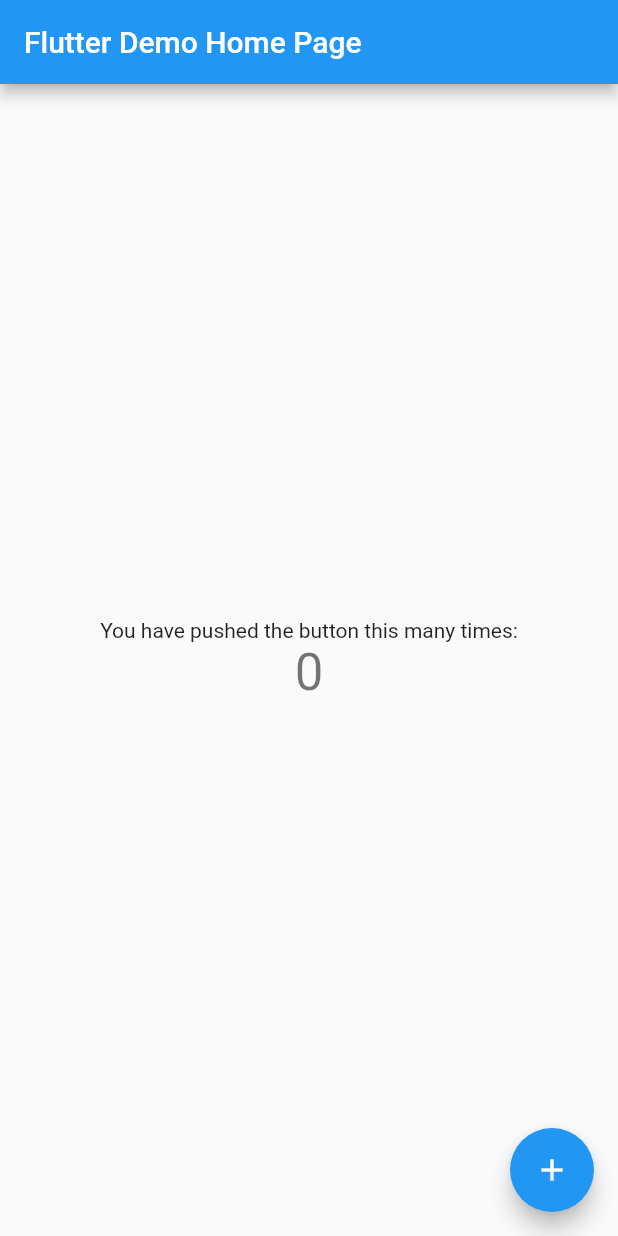
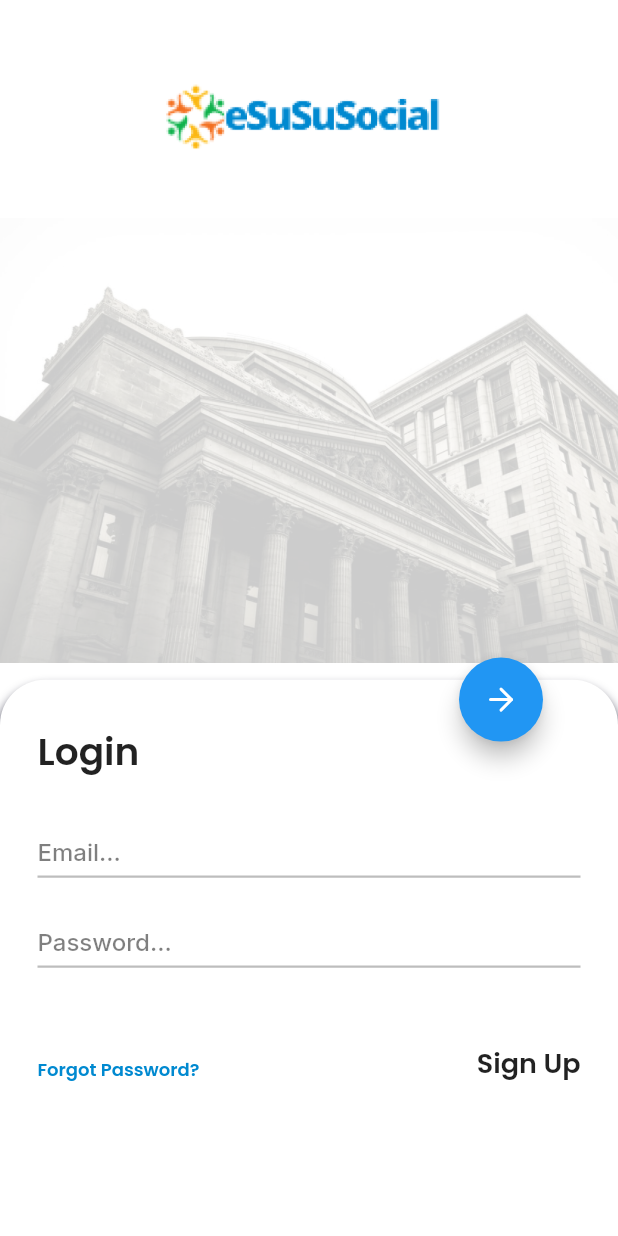
Before and after one commit to sachin-dahal/Flutter-Projects, a Flutter app: the screen it shows after launch, on a phone screen of 412 x 824 dp. Run offline on Flutter 3.47's test engine with Material 2 defaults, Android fonts, the phone set to English and light mode, and no system bars; our stand-ins replace contained_tab_bar_view, flutter_feather_icons, font_awesome_flutter, get, google_fonts, intl_phone_field; missing offline and left inert: fdottedline, solid_bottom_sheet.

Commit message:
auth ui done

```diff
--- /dev/null
+++ b/esusu_social/lib/common/kTextField.dart
@@ -0,0 +1,35 @@
+import 'package:esusu_social/theme/colors.dart';
+import 'package:flutter/material.dart';
+import 'package:google_fonts/google_fonts.dart';
+
+class KTextField extends StatelessWidget {
+  final TextEditingController controller;
+  final String hintText;
+
+  KTextField({
+    this.controller,
+    @required this.hintText,
+  });
+
+  @override
+  Widget build(BuildContext context) {
+    return TextField(
+      controller: controller,
+      style: GoogleFonts.inter(textStyle: TextStyle(color: kTextColor1)),
+      decoration: InputDecoration(
+        hintText: hintText,
+        hintStyle: GoogleFonts.inter(
+            textStyle: TextStyle(
+                color: kTextColor1.withOpacity(0.5),
+                fontSize: 16.0,
+                fontWeight: FontWeight.w500)),
+        isDense: true,
+        focusedBorder: UnderlineInputBorder(
+            borderSide:
+                BorderSide(color: kPrimaryColor.withOpacity(0.7), width: 2.0)),
+        enabledBorder: UnderlineInputBorder(
+            borderSide: BorderSide(color: Colors.grey[400], width: 1.5)),
+      ),
+    );
+  }
+}
--- /dev/null
+++ b/esusu_social/lib/common/styles.dart
@@ -0,0 +1,5 @@
+import 'package:flutter/widgets.dart';
+import 'package:google_fonts/google_fonts.dart';
+
+final TextStyle kAuthTitleTextStyle = GoogleFonts.poppins(
+    textStyle: TextStyle(fontSize: 25.0, fontWeight: FontWeight.w600));
--- a/esusu_social/lib/main.dart
+++ b/esusu_social/lib/main.dart
@@ -1,113 +1,21 @@
+import 'package:esusu_social/theme/colors.dart';
 import 'package:flutter/material.dart';
+import 'package:get/get_navigation/get_navigation.dart';
 
-void main() {
-  runApp(MyApp());
-}
+import 'modules/presentation/login/view/login_page.dart';
 
-class MyApp extends StatelessWidget {
-  // This widget is the root of your application.
+void main() => runApp(ESusuSocial());
+
+class ESusuSocial extends StatelessWidget {
   @override
   Widget build(BuildContext context) {
-    return MaterialApp(
-      title: 'Flutter Demo',
+    return GetMaterialApp(
+      debugShowCheckedModeBanner: false,
+      title: "eSuSuSocial",
       theme: ThemeData(
-        // This is the theme of your application.
-        //
-        // Try running your application with "flutter run". You'll see the
-        // application has a blue toolbar. Then, without quitting the app, try
-        // changing the primarySwatch below to Colors.green and then invoke
-        // "hot reload" (press "r" in the console where you ran "flutter run",
-        // or simply save your changes to "hot reload" in a Flutter IDE).
-        // Notice that the counter didn't reset back to zero; the application
-        // is not restarted.
-        primarySwatch: Colors.blue,
-      ),
-      home: MyHomePage(title: 'Flutter Demo Home Page'),
+          primaryColor: kPrimaryColor,
+          scaffoldBackgroundColor: kBackgroundColor1),
+      home: LoginPage(),
     );
   }
 }
-
-class MyHomePage extends StatefulWidget {
-  MyHomePage({Key key, this.title}) : super(key: key);
-
-  // This widget is the home page of your application. It is stateful, meaning
-  // that it has a State object (defined below) that contains fields that affect
-  // how it looks.
-
-  // This class is the configuration for the state. It holds the values (in this
-  // case the title) provided by the parent (in this case the App widget) and
-  // used by the build method of the State. Fields in a Widget subclass are
-  // always marked "final".
-
-  final String title;
-
-  @override
-  _MyHomePageState createState() => _MyHomePageState();
-}
-
-class _MyHomePageState extends State<MyHomePage> {
-  int _counter = 0;
-
-  void _incrementCounter() {
-    setState(() {
-      // This call to setState tells the Flutter framework that something has
-      // changed in this State, which causes it to rerun the build method below
-      // so that the display can reflect the updated values. If we changed
-      // _counter without calling setState(), then the build method would not be
-      // called again, and so nothing would appear to happen.
-      _counter++;
-    });
-  }
-
-  @override
-  Widget build(BuildContext context) {
-    // This method is rerun every time setState is called, for instance as done
-    // by the _incrementCounter method above.
-    //
-    // The Flutter framework has been optimized to make rerunning build methods
-    // fast, so that you can just rebuild anything that needs updating rather
-    // than having to individually change instances of widgets.
-    return Scaffold(
-      appBar: AppBar(
-        // Here we take the value from the MyHomePage object that was created by
-        // the App.build method, and use it to set our appbar title.
-        title: Text(widget.title),
-      ),
-      body: Center(
-        // Center is a layout widget. It takes a single child and positions it
-        // in the middle of the parent.
-        child: Column(
-          // Column is also a layout widget. It takes a list of children and
-          // arranges them vertically. By default, it sizes itself to fit its
-          // children horizontally, and tries to be as tall as its parent.
-          //
-          // Invoke "debug painting" (press "p" in the console, choose the
-          // "Toggle Debug Paint" action from the Flutter Inspector in Android
-          // Studio, or the "Toggle Debug Paint" command in Visual Studio Code)
-          // to see the wireframe for each widget.
-          //
-          // Column has various properties to control how it sizes itself and
-          // how it positions its children. Here we use mainAxisAlignment to
-          // center the children vertically; the main axis here is the vertical
-          // axis because Columns are vertical (the cross axis would be
-          // horizontal).
-          mainAxisAlignment: MainAxisAlignment.center,
-          children: <Widget>[
-            Text(
-              'You have pushed the button this many times:',
-            ),
-            Text(
-              '$_counter',
-              style: Theme.of(context).textTheme.headline4,
-            ),
-          ],
-        ),
-      ),
-      floatingActionButton: FloatingActionButton(
-        onPressed: _incrementCounter,
-        tooltip: 'Increment',
-        child: Icon(Icons.add),
-      ), // This trailing comma makes auto-formatting nicer for build methods.
-    );
-  }
-}
--- /dev/null
+++ b/esusu_social/lib/modules/presentation/login/view/login_page.dart
@@ -0,0 +1,108 @@
+import 'package:esusu_social/common/kTextField.dart';
+import 'package:esusu_social/common/styles.dart';
+import 'package:esusu_social/modules/presentation/signup/view/signup_page.dart';
+import 'package:esusu_social/theme/colors.dart';
+import 'package:flutter/material.dart';
+import 'package:flutter_feather_icons/flutter_feather_icons.dart';
+import 'package:get/get.dart';
+import 'package:google_fonts/google_fonts.dart';
+
+class LoginPage extends StatelessWidget {
+  final double height = Get.height;
+  final double width = Get.width;
+
+  @override
+  Widget build(BuildContext context) {
+    return Scaffold(
+      body: Stack(
+        children: [
+          Container(),
+          Column(
+            mainAxisSize: MainAxisSize.min,
+            children: [
+              SizedBox(height: height * 0.06),
+              Container(
+                width: width,
+                child: Image(
+                  image: AssetImage("images/esusu_social.png"),
+                  height: 55.0,
+                ),
+              ),
+              Container(
+                height: height * 0.46,
+                width: width,
+                child: Image(
+                  image: AssetImage("images/house.png"),
+                ),
+              ),
+              SizedBox(height: 100.0)
+            ],
+          ),
+          Positioned(
+            bottom: 0,
+            child: Container(
+              height: height * 0.45,
+              width: width,
+              padding: EdgeInsets.symmetric(horizontal: 25.0),
+              decoration: BoxDecoration(
+                  color: kBackgroundColor1,
+                  boxShadow: [
+                    BoxShadow(
+                        color: kShadowColor,
+                        offset: Offset(0, 6),
+                        blurRadius: 6.0)
+                  ],
+                  borderRadius: BorderRadius.only(
+                      topLeft: Radius.circular(30.0),
+                      topRight: Radius.circular(30.0))),
+              child: Column(
+                crossAxisAlignment: CrossAxisAlignment.start,
+                children: [
+                  SizedBox(height: 30.0),
+                  Text("Login", style: kAuthTitleTextStyle),
+                  SizedBox(height: 30.0),
+                  KTextField(hintText: "Email..."),
+                  SizedBox(height: 25.0),
+                  KTextField(hintText: "Password..."),
+                  SizedBox(height: 50.0),
+                  Row(
+                    mainAxisAlignment: MainAxisAlignment.spaceBetween,
+                    crossAxisAlignment: CrossAxisAlignment.end,
+                    children: [
+                      GestureDetector(
+                        onTap: () {},
+                        child: Text(
+                          "Forgot Password?",
+                          style: GoogleFonts.poppins(
+                              textStyle: TextStyle(
+                                  fontSize: 12.0,
+                                  fontWeight: FontWeight.w600,
+                                  color: kPrimaryColor)),
+                        ),
+                      ),
+                      GestureDetector(
+                        onTap: () => Get.to(SignUpPage()),
+                        child: Text(
+                          "Sign Up",
+                          style: kAuthTitleTextStyle.copyWith(fontSize: 18.0),
+                        ),
+                      ),
+                    ],
+                  )
+                ],
+              ),
+            ),
+          ),
+          Positioned(
+            bottom: height * 0.40,
+            right: 50.0,
+            child: FloatingActionButton(
+              onPressed: () {},
+              child: Icon(FeatherIcons.arrowRight),
+            ),
+          ),
+        ],
+      ),
+    );
+  }
+}
--- a/esusu_social/lib/theme/colors.dart
+++ b/esusu_social/lib/theme/colors.dart
@@ -0,0 +1,16 @@
+import 'package:flutter/material.dart';
+
+const Color kPrimaryColor = Color(0xFF0089D0);
+const Color kSecondaryColor = Color(0xFFE6F8FB);
+
+const Color kBackgroundColor1 = Color(0xFFFFFFFF);
+
+const Color kShadowColor = Color(0xFF00001A);
+
+const Color kTextColor1 = Color(0xFF000000);
+const Color kTextColor2 = Color(0xFFF14336);
+const Color kTextColor3 = Color(0xFFFAFAFA);
+
+const Color kButtonColor1 = Color(0xFF0089D0);
+
+const Color kTextfieldBgColor = Color(0xFFFFFFFF);
```
Also changed, not shown: esusu_social/lib/modules/presentation/signup/view/signup_page.dart (added, +107 -0 lines), esusu_social/images/house.png, esusu_social/images/splash_house.png (added), esusu_social/lib/common/common.dart (deleted).
